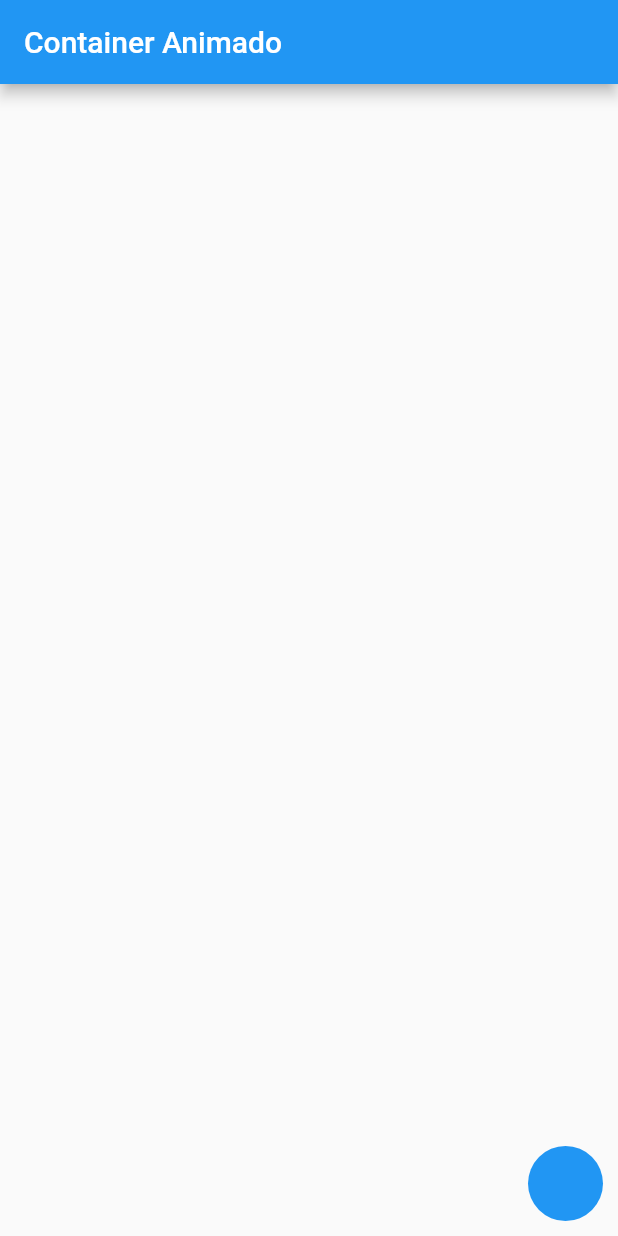
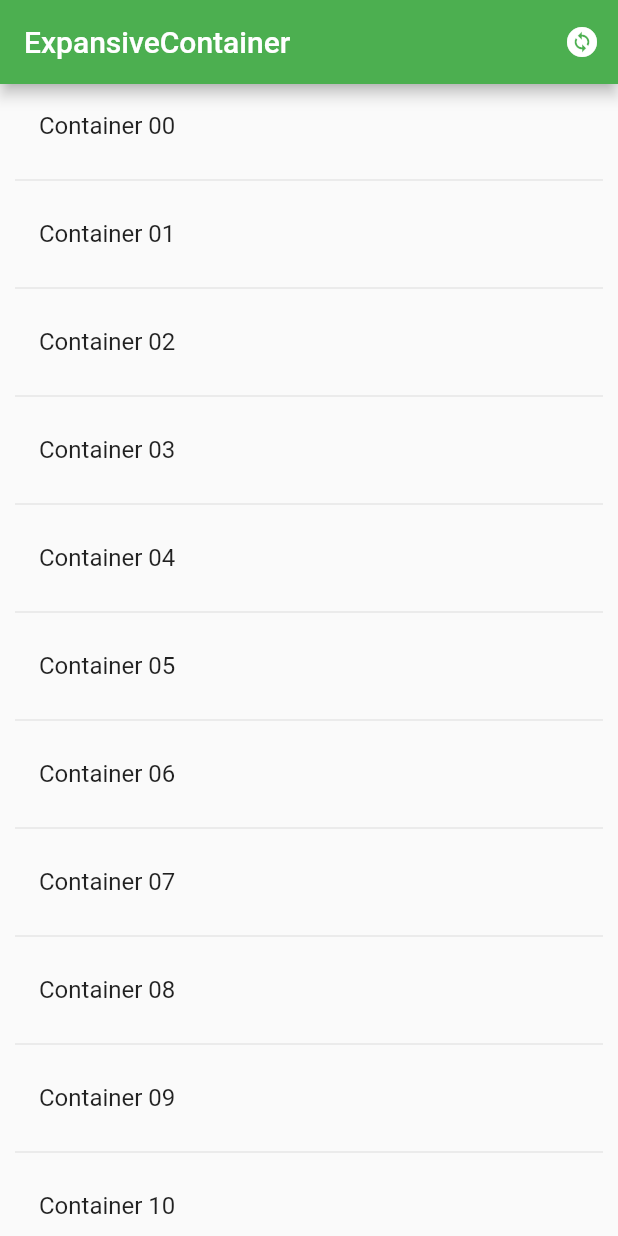
Before and after one commit to FredericoWP/animation_controller, a Flutter app: the screen it shows after launch, on a phone screen of 412 x 824 dp. Run offline on Flutter 3.47's test engine with Material 2 defaults, Android fonts, the phone set to English and light mode, and no system bars.

Commit message:
add desafio2 ^^ falta refatorar

```diff
--- a/lib/desafio1/desafio.dart
+++ b/lib/desafio1/desafio.dart
@@ -2,9 +2,7 @@ import 'package:animation_2022_11_19/desafio1/container.dart';
 import 'package:flutter/material.dart';
 
 class DesafioContainer extends StatefulWidget {
-  const DesafioContainer({super.key, required this.title});
-
-  final String title;
+  const DesafioContainer({super.key});
 
   @override
   State<DesafioContainer> createState() => _DesafioContainerState();
@@ -38,7 +36,14 @@ class _DesafioContainerState extends State<DesafioContainer>
   Widget build(BuildContext context) {
     return Scaffold(
       appBar: AppBar(
-        title: Text(widget.title),
+        title: const Text("Container Animado"),
+        actions: [
+          IconButton(
+              onPressed: () {
+                Navigator.of(context).pushReplacementNamed('/d02');
+              },
+              icon: const Icon(Icons.change_circle))
+        ],
       ),
       body: SafeArea(
         child: ContainerAnimation(
--- /dev/null
+++ b/lib/desafio2/expansive_container.dart
@@ -0,0 +1,37 @@
+import 'package:animation_2022_11_19/desafio2/list.dart';
+import 'package:flutter/material.dart';
+
+class ExpansiveContainer extends StatefulWidget {
+  const ExpansiveContainer({super.key});
+
+  @override
+  State<ExpansiveContainer> createState() => _ExpansiveContainerState();
+}
+
+class _ExpansiveContainerState extends State<ExpansiveContainer> {
+  @override
+  Widget build(BuildContext context) {
+    return Scaffold(
+        appBar: AppBar(
+          backgroundColor: Colors.green,
+          title: const Text("ExpansiveContainer"),
+          actions: [
+            IconButton(
+              onPressed: () {
+                Navigator.of(context).pushReplacementNamed('/d01');
+              },
+              icon: const Icon(Icons.change_circle),
+            ),
+          ],
+        ),
+        body: ListView(
+          padding: const EdgeInsets.symmetric(horizontal: 10),
+          children: List.generate(
+            50,
+            (index) => ListExpansiveContainer(
+              index: index,
+            ),
+          ),
+        ));
+  }
+}
--- /dev/null
+++ b/lib/desafio2/list.dart
@@ -0,0 +1,70 @@
+import 'package:flutter/material.dart';
+
+class ListExpansiveContainer extends StatefulWidget {
+  const ListExpansiveContainer({super.key, required this.index});
+  final int index;
+
+  @override
+  State<ListExpansiveContainer> createState() => _ListExpansiveContainerState();
+}
+
+class _ListExpansiveContainerState extends State<ListExpansiveContainer>
+    with SingleTickerProviderStateMixin {
+  late AnimationController controllerAnimation;
+  late Animation<double> sizeContainerAnimation;
+  @override
+  void initState() {
+    super.initState();
+
+    controllerAnimation = AnimationController(
+      vsync: this,
+      duration: const Duration(milliseconds: 500),
+    );
+
+    controllerAnimation.addListener(() => setState(() {}));
+
+    sizeContainerAnimation = Tween<double>(begin: 0.0, end: 1.0).animate(
+      CurvedAnimation(
+        parent: controllerAnimation,
+        curve: Curves.ease,
+      ),
+    );
+  }
+
+  void _animation() {
+    if (controllerAnimation.isCompleted) {
+      controllerAnimation.reverse();
+    } else {
+      controllerAnimation.forward();
+    }
+  }
+
+  @override
+  Widget build(BuildContext context) {
+    return Column(
+      children: [
+        ListTile(
+          onTap: () => _animation(),
+          title: Text(
+              "Container ${widget.index < 10 ? '0${widget.index}' : widget.index}"),
+        ),
+        ClipRRect(
+          child: Align(
+            heightFactor: sizeContainerAnimation.value,
+            alignment: Alignment.topCenter,
+            child: SizedBox(
+              child: Column(
+                children: const [
+                  FlutterLogo(),
+                  Text(
+                      "Flutterando is the largest Flutter community in Brazil. Think about Flutter, think about Flutterando. Be part of our community!"),
+                ],
+              ),
+            ),
+          ),
+        ),
+        const Divider(),
+      ],
+    );
+  }
+}
--- a/lib/main.dart
+++ b/lib/main.dart
@@ -1,4 +1,5 @@
 import 'package:animation_2022_11_19/desafio1/desafio.dart';
+import 'package:animation_2022_11_19/desafio2/expansive_container.dart';
 import 'package:flutter/material.dart';
 
 void main() {
@@ -11,11 +12,16 @@ class MyApp extends StatelessWidget {
   @override
   Widget build(BuildContext context) {
     return MaterialApp(
+      debugShowCheckedModeBanner: false,
       title: 'Flutter Demo',
       theme: ThemeData(
         primarySwatch: Colors.blue,
       ),
-      home: const DesafioContainer(title: 'Container Animado'),
+      initialRoute: "/d02",
+      routes: {
+        "/d01": (context) => const DesafioContainer(),
+        "/d02": (context) => const ExpansiveContainer(),
+      },
     );
   }
 }
```
